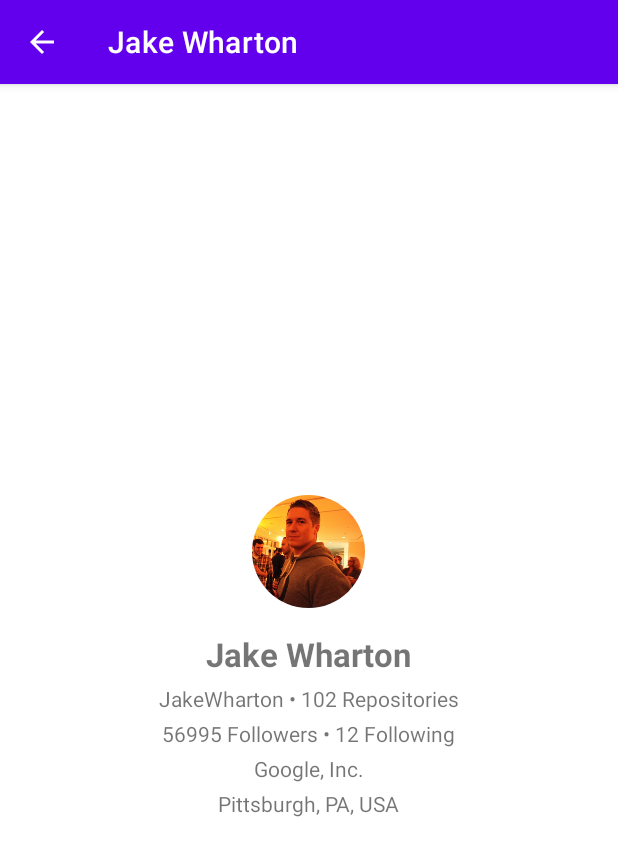
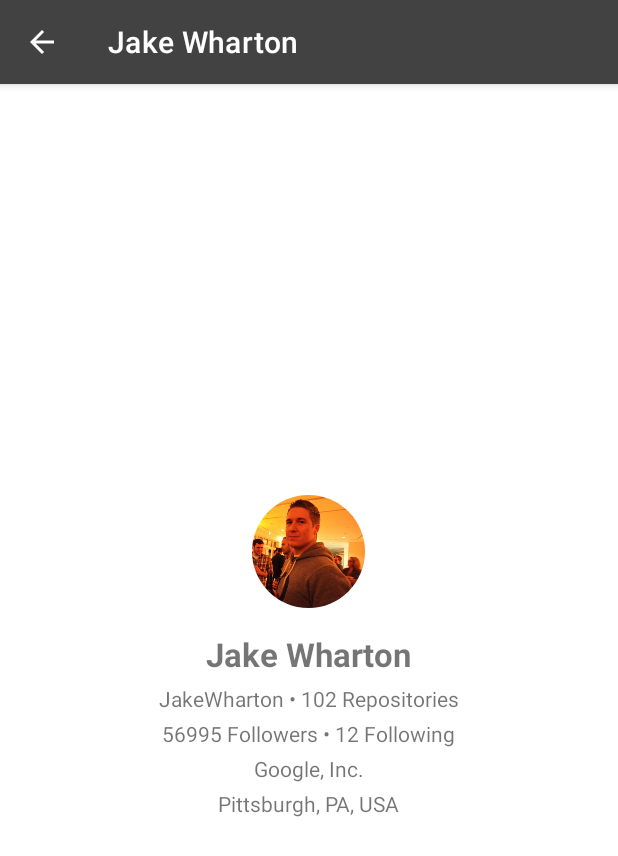
Before and after one commit to okugatafahmi/Github-User, an Android app: the screen it shows after launch (UserDetailActivity), after a tap on "Jake Wharton", on a phone screen of 412 x 824 dp. Shown: the top 856 px of the screen. Run offline under Robolectric (Android 15) with nearby library versions, the phone set to English and light mode, and no system bars; our stand-ins replace CircleImageView.

Commit message:
chore: change color style

```diff
--- a/app/src/main/res/values-night/themes.xml
+++ b/app/src/main/res/values-night/themes.xml
@@ -2,12 +2,12 @@
     <!-- Base application theme. -->
     <style name="Theme.GithubUser" parent="Theme.MaterialComponents.DayNight.DarkActionBar">
         <!-- Primary brand color. -->
-        <item name="colorPrimary">@color/purple_200</item>
-        <item name="colorPrimaryVariant">@color/purple_700</item>
+        <item name="colorPrimary">@color/grey_light</item>
+        <item name="colorPrimaryVariant">@color/grey_dark</item>
         <item name="colorOnPrimary">@color/black</item>
         <!-- Secondary brand color. -->
-        <item name="colorSecondary">@color/teal_200</item>
-        <item name="colorSecondaryVariant">@color/teal_200</item>
+        <item name="colorSecondary">@color/blue_grey_light</item>
+        <item name="colorSecondaryVariant">@color/blue_grey_light</item>
         <item name="colorOnSecondary">@color/black</item>
         <!-- Status bar color. -->
         <item name="android:statusBarColor" tools:targetApi="l">?attr/colorPrimaryVariant</item>
--- a/app/src/main/res/values/colors.xml
+++ b/app/src/main/res/values/colors.xml
@@ -1,10 +1,11 @@
 <?xml version="1.0" encoding="utf-8"?>
 <resources>
-    <color name="purple_200">#FFBB86FC</color>
-    <color name="purple_500">#FF6200EE</color>
-    <color name="purple_700">#FF3700B3</color>
-    <color name="teal_200">#FF03DAC5</color>
-    <color name="teal_700">#FF018786</color>
+    <color name="grey">#FF424242</color>
+    <color name="grey_light">#FF6D6D6D</color>
+    <color name="grey_dark">#FF1b1b1b</color>
+    <color name="blue_grey">#FF90A4AE</color>
+    <color name="blue_grey_light">#FFC1D5E0</color>
+    <color name="blue_grey_dark">#FF62757F</color>
     <color name="black">#FF000000</color>
     <color name="white">#FFFFFFFF</color>
 </resources>
--- a/app/src/main/res/values/themes.xml
+++ b/app/src/main/res/values/themes.xml
@@ -2,15 +2,14 @@
     <!-- Base application theme. -->
     <style name="Theme.GithubUser" parent="Theme.MaterialComponents.DayNight.DarkActionBar">
         <!-- Primary brand color. -->
-        <item name="colorPrimary">@color/purple_500</item>
-        <item name="colorPrimaryVariant">@color/purple_700</item>
+        <item name="colorPrimary">@color/grey</item>
+        <item name="colorPrimaryVariant">@color/grey_dark</item>
         <item name="colorOnPrimary">@color/white</item>
         <!-- Secondary brand color. -->
-        <item name="colorSecondary">@color/teal_200</item>
-        <item name="colorSecondaryVariant">@color/teal_700</item>
+        <item name="colorSecondary">@color/blue_grey_light</item>
+        <item name="colorSecondaryVariant">@color/blue_grey_dark</item>
         <item name="colorOnSecondary">@color/black</item>
         <!-- Status bar color. -->
         <item name="android:statusBarColor" tools:targetApi="l">?attr/colorPrimaryVariant</item>
-        <!-- Customize your theme here. -->
     </style>
 </resources>
```
